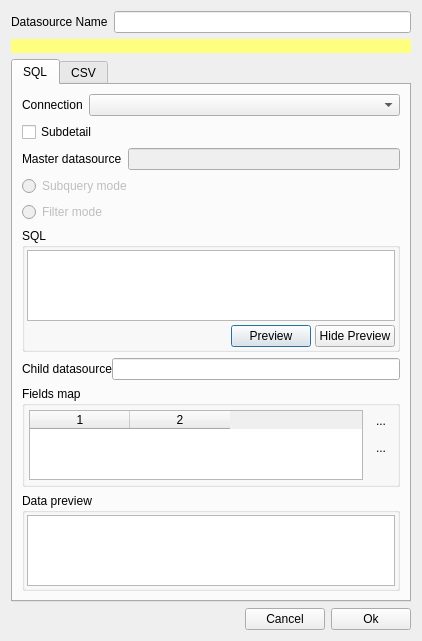
Above: limereport/databrowser/lrsqleditdialog.ui from fralx/LimeReport before the change. Below: the same form after it.
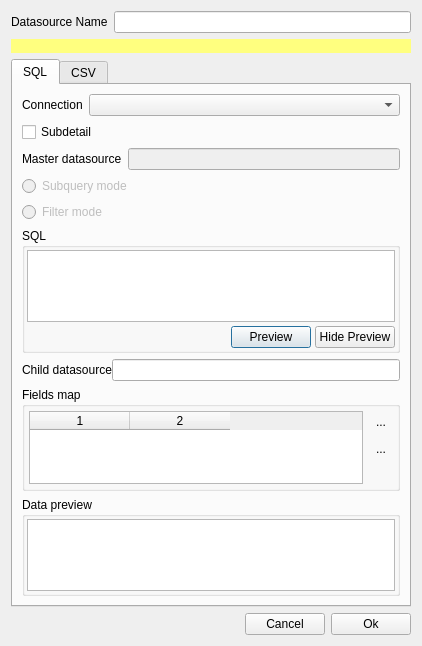
That is the form after the change. Icons and pictures are not drawn.

Commit message: CSV tab has been fixed

What changed in the file:
```diff
--- a/limereport/databrowser/lrsqleditdialog.ui
+++ b/limereport/databrowser/lrsqleditdialog.ui
@@ -7,7 +7,7 @@
     <x>0</x>
     <y>0</y>
     <width>422</width>
-    <height>622</height>
+    <height>646</height>
    </rect>
   </property>
   <property name="windowTitle">
```
Left out of the diff: 27 changed lines with no effect on the pictures. The commit also changes 1 other file.
